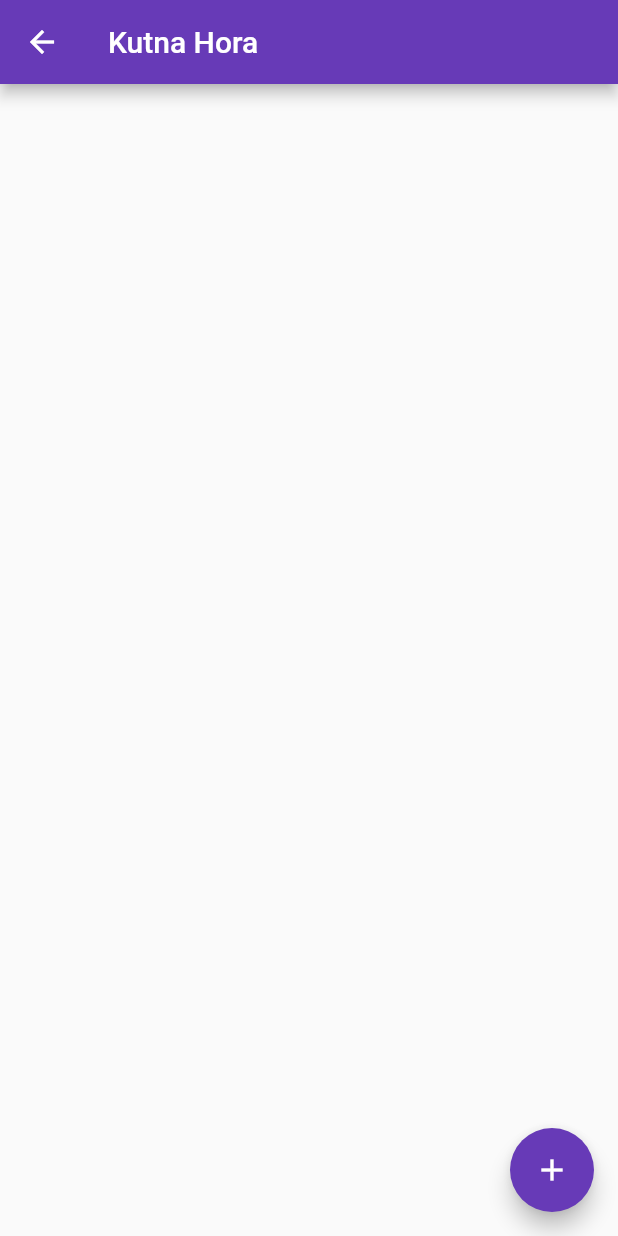
After one commit to danielmarek/flutter_swehq, a Flutter app: the screen it shows after launch, after a tap on "Kutna Hora", on a phone screen of 412 x 824 dp. The commit adds this screen. Run offline on Flutter 3.47's test engine with Material 2 defaults, Android fonts, the phone set to English and light mode, and no system bars.

Commit message:
widget na mesto

```diff
--- a/lib/main.dart
+++ b/lib/main.dart
@@ -1,4 +1,5 @@
 import 'package:flutter/material.dart';
+import 'package:test_app/mesto.dart';
 
 List<String> mesta = ['Kutna Hora', 'Brno', 'Cesky Krumlov'];
 
@@ -64,7 +65,16 @@ class _MyHomePageState extends State<MyHomePage> {
 
     List<Widget> listItems = [];
     for (var m in mesta) {
-      listItems.add(ListTile(title: Text(m)));
+      listItems.add(ListTile(
+          title: Text(m),
+          onTap: () {
+            Navigator.push(
+              context,
+              MaterialPageRoute(builder: (context) => MestoPage(title: m)),
+            );
+          },
+      ),
+      );
     }
 
     return Scaffold(
--- /dev/null
+++ b/lib/mesto.dart
@@ -0,0 +1,32 @@
+import 'package:flutter/material.dart';
+
+class MestoPage extends StatefulWidget {
+  MestoPage({Key key, this.title}) : super(key: key);
+
+  final String title;
+
+  @override
+  _MestoPageState createState() => _MestoPageState();
+}
+
+class _MestoPageState extends State<MestoPage> {
+
+  @override
+  Widget build(BuildContext context) {
+
+    return Scaffold(
+      appBar: AppBar(
+        title: Text(widget.title),
+      ),
+      body: ListView(
+        padding: const EdgeInsets.all(8),
+        children: [],
+      ),
+      floatingActionButton: FloatingActionButton(
+        // onPressed: _incrementCounter,
+        tooltip: 'Increment',
+        child: Icon(Icons.add),
+      ), // This trailing comma makes auto-formatting nicer for build methods.
+    );
+  }
+}
```
